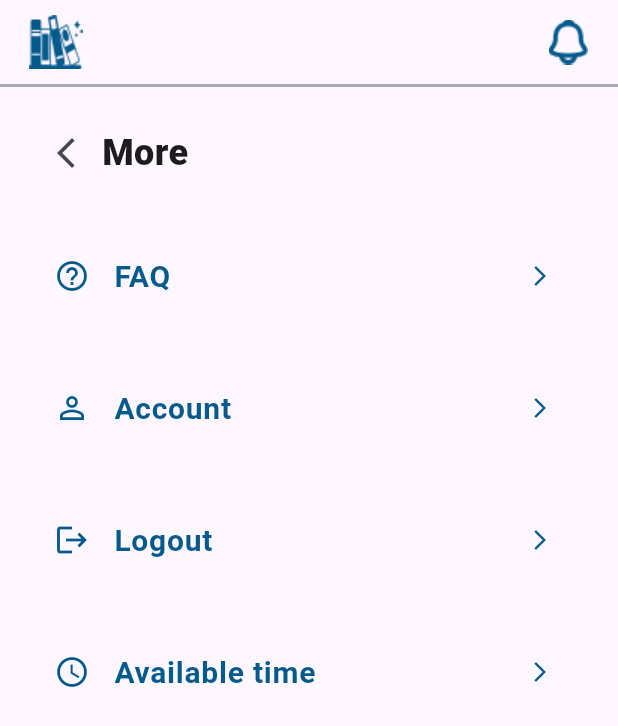
After one commit to esraamahmoud7/Library_App, a Flutter app: the MoreView screen opened by its route, on a phone screen of 412 x 824 dp. The commit adds this screen. Shown: the top 726 px of the screen. Run offline on Flutter 3.47's test engine with Material 3 defaults, Android fonts, the phone set to English and light mode, and no system bars; our stand-ins replace bloc, go_router.

Commit message:
more page was finished

```diff
--- a/lib/core/Routes/Routes.dart
+++ b/lib/core/Routes/Routes.dart
@@ -2,13 +2,13 @@ import 'package:go_router/go_router.dart';
 import 'package:library_app/core/Routes/pageRoutes.dart';
 import 'package:library_app/features/Authentication/forgetPassword/UI/changePassView.dart';
 import 'package:library_app/features/Authentication/forgetPassword/UI/forgetPassword.dart';
-import 'package:library_app/features/Services/GradProjects/UI/ProjectView.dart';
 import 'package:library_app/features/welcome/UI/NavigatorControl.dart';
 import 'package:library_app/features/welcome/UI/welcomeScreen.dart';
 
 import '../../features/Authentication/LogIn/UI/Login_View.dart';
 import '../../features/Authentication/OTP/UI/OTP_View.dart';
 import '../../features/Authentication/Register/UI/register_view.dart';
+import '../../features/Services/more/More/UI/moreView.dart';
 import '../../features/welcome/UI/Splach Screen.dart';
 
 
@@ -45,7 +45,15 @@ abstract class AppRouter {
     GoRoute(
         path: PagesRoute.changePass,
         builder: (context,state)=> const ChangePassView()
-    )
+    ),
+    GoRoute(
+      path: PagesRoute.more,
+      builder: (context, state) => const MoreView(),
+    ),
+    GoRoute(
+      path: PagesRoute.time,
+      builder: (context, state) => const MoreView(),
+    ),
   ]
   );
 }
--- a/lib/core/Routes/pageRoutes.dart
+++ b/lib/core/Routes/pageRoutes.dart
@@ -8,6 +8,10 @@ class PagesRoute{
   static const String changePass = "/changePass";
   static const String home = "/Home";
   static const String projectDetails = "/ProDetails";
+  static const String more = "/more";
+  static const String faqs = "/more";
+  static const String account = "/more";
+  static const String time = "/more";
 
 
 
--- a/lib/core/widgets/backarrowPage.dart
+++ b/lib/core/widgets/backarrowPage.dart
@@ -6,10 +6,10 @@ import '../theme/appTheme.dart';
 class backPage extends StatelessWidget {
   const backPage({
     super.key,
-    required this.onBack, required this.title,
+    this.onBack, required this.title,
   });
 
-  final VoidCallback onBack;
+  final VoidCallback? onBack;
   final String title;
 
   @override
--- /dev/null
+++ b/lib/features/Services/more/More/UI/moreView.dart
@@ -0,0 +1,57 @@
+import 'package:flutter/material.dart';
+import 'package:go_router/go_router.dart';
+import 'package:library_app/features/Services/more/More/UI/widgets/MenuItem.dart';
+
+import '../../../../../core/widgets/backarrowPage.dart';
+import '../../../../welcome/UI/widgets/customAppBar.dart';
+
+class MoreView extends StatelessWidget {
+  const MoreView({super.key});
+
+  @override
+  Widget build(BuildContext context) {
+    return Scaffold(
+      appBar: customAppBar(),
+      body: Padding(
+        padding: const EdgeInsets.symmetric(horizontal: 20,vertical: 20),
+        child: ListView(
+          children: [
+            backPage(onBack: (){GoRouter.of(context).pop();},title: "More"),
+            SizedBox(height: 30,),
+            BuildMenuItem(
+              icon: Icons.help_outline,
+              title: "FAQ",
+              onTap: () {
+                // Navigate to FAQ page
+              },
+            ),
+            SizedBox(height: 32,),
+            BuildMenuItem(
+              icon: Icons.person_outline,
+              title: "Account",
+              onTap: () {
+                // Navigate to Account page
+              },
+            ),
+            SizedBox(height: 32,),
+            BuildMenuItem(
+              icon: Icons.logout,
+              title: "Logout",
+              onTap: () {
+                // Perform logout
+              },
+            ),
+            SizedBox(height: 32,),
+            BuildMenuItem(
+              icon: Icons.access_time,
+              title: "Available time",
+              onTap: () {
+                // Navigate to Available time page
+              },
+            ),
+          ],
+        ),
+      ),
+    );
+  }
+}
--- /dev/null
+++ b/lib/features/Services/more/More/UI/widgets/MenuItem.dart
@@ -0,0 +1,31 @@
+import 'package:flutter/material.dart';
+
+import '../../../../../../core/colors/AppColors.dart';
+import '../../../../../../core/theme/appTheme.dart';
+
+
+class BuildMenuItem extends StatelessWidget {
+  const BuildMenuItem({
+    super.key, required this.title, required this.icon, this.onTap,
+  });
+
+  final String title;
+  final IconData icon;
+  final void Function()? onTap;
+  @override
+  Widget build(BuildContext context) {
+    return ListTile(
+      leading: Icon(icon, color: AppColors.primaryColor,),
+      title: Text(
+        title,
+        style: AppStyles.textStyle20.copyWith(
+            color: AppColors.primaryColor,
+            fontWeight: FontWeight.bold
+
+        ),
+      ),
+      trailing: const Icon(Icons.arrow_forward_ios, size: 16, color: AppColors.primaryColor),
+      onTap: onTap,
+    );
+  }
+}
--- a/lib/features/welcome/UI/NavigatorControl.dart
+++ b/lib/features/welcome/UI/NavigatorControl.dart
@@ -1,4 +1,6 @@
 import 'package:flutter/material.dart';
+import 'package:go_router/go_router.dart';
+import 'package:library_app/core/Routes/pageRoutes.dart';
 import 'package:library_app/core/colors/AppColors.dart';
 import 'package:library_app/features/welcome/UI/HomeView.dart';
 import 'package:library_app/features/welcome/UI/widgets/customAppBar.dart';
@@ -22,14 +24,20 @@ class _NavigatorControlState extends State<NavigatorControl> {
     const InfoPage(),
     const GradProjects(),
     // const BookRoom(),
-    // const MorePage(),
   ];
 
   void _onItemTapped(int index)
   {
-    setState(() {
-      _selectedIndex = index;
-    });
+    if (index == 3) {
+      GoRouter.of(context).push(PagesRoute.more);
+    }
+    else
+      {
+        setState(() {
+          _selectedIndex = index;
+        });
+      }
+
   }
 
   @override
@@ -56,10 +64,10 @@ class _NavigatorControlState extends State<NavigatorControl> {
               icon: Icon(Icons.storage_outlined),
               label: "Orders",
             ),
-            BottomNavigationBarItem(
-              icon: Icon(Icons.business_outlined),
-              label: "Bookings",
-            ),
+            // BottomNavigationBarItem(
+            //   icon: Icon(Icons.business_outlined),
+            //   label: "Bookings",
+            // ),
             BottomNavigationBarItem(
               icon: Icon(Icons.menu),
               label: "More",
```
